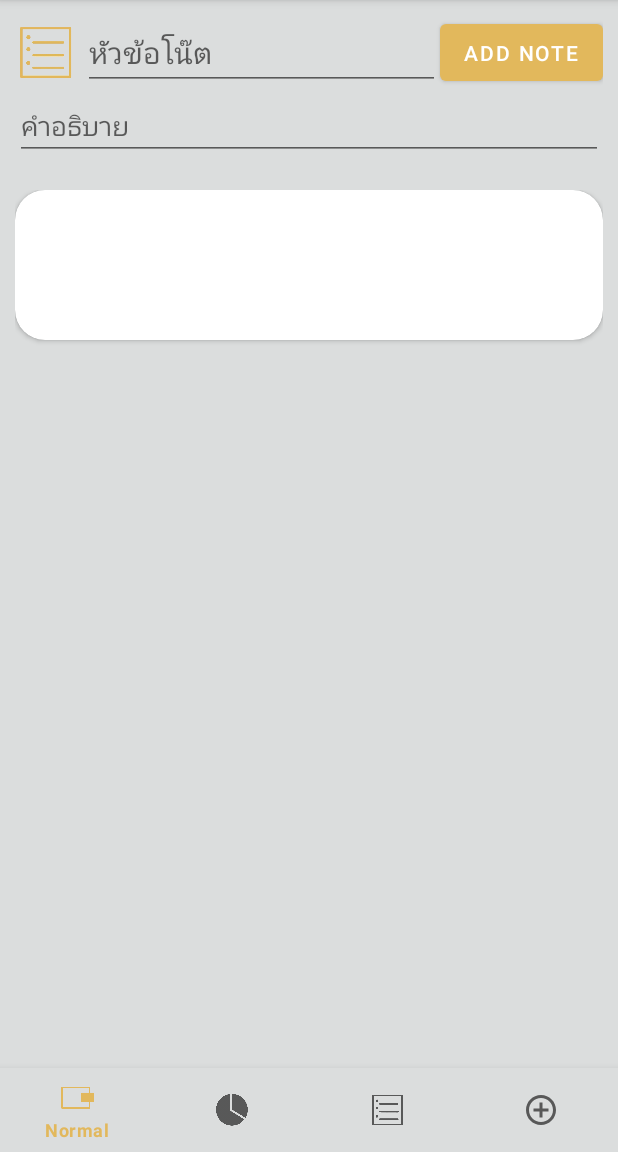
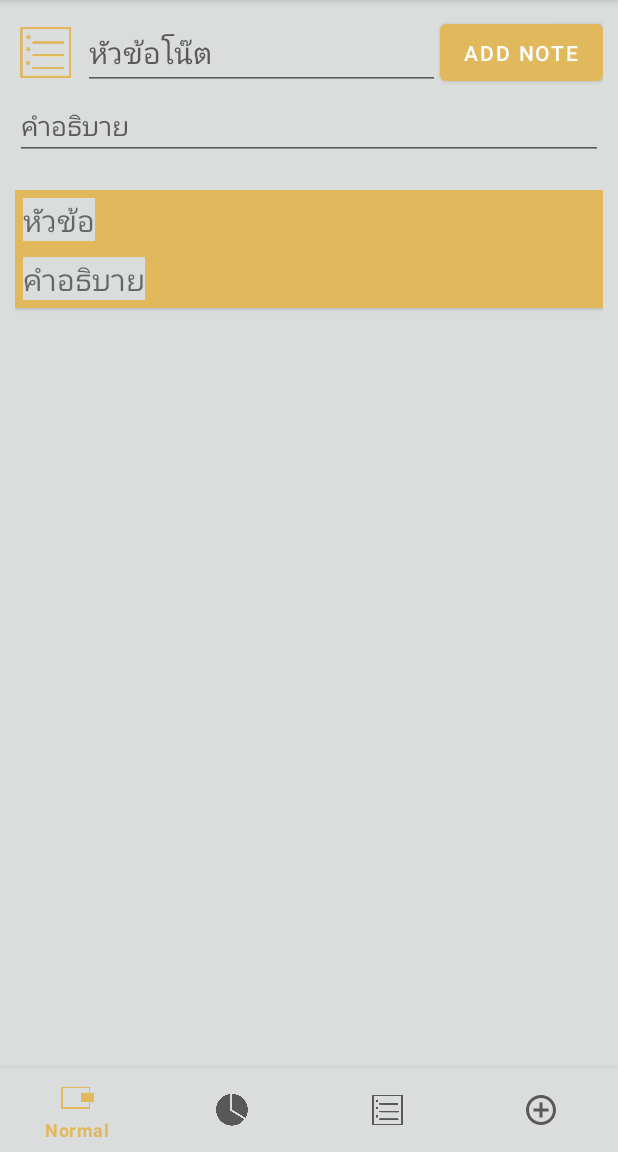
Before and after one commit to FairyFay404/AOMTANG, an Android app: the note screen opened through its navigation route, after a tap on "ADD NOTE", on a phone screen of 412 x 824 dp, the part 84-1236 px from its top. Run offline under Robolectric (Android 15) with nearby library versions, the phone set to English and light mode, and no system bars; our stand-ins replace navigation-ui.

Commit message:
Update before set firebase

```diff
--- /dev/null
+++ b/app/src/main/java/com/example/appaomtang/Normal_data.kt
@@ -0,0 +1,6 @@
+package com.example.appaomtang
+
+import android.app.DatePickerDialog
+import android.widget.Spinner
+
+data class normal_data(val money:String, val typepay:String, val notewrite:String, val dateselect: String)
--- a/app/src/main/java/com/example/appaomtang/normal.kt
+++ b/app/src/main/java/com/example/appaomtang/normal.kt
@@ -32,6 +32,11 @@ class normal : Fragment() {
                     var spin:Spinner=view.findViewById(R.id.spinner)
                     spin.adapter=adapter
                 }
+        /*
+        val recyclerView = view.findViewById<RecyclerView>(R.id.recycle_2)
+
+        recyclerView.adapter = NoteRecycleAdapter(value)
+        recyclerView.layoutManager = LinearLayoutManager(activity)*/
     }
 
     override fun onCreate(savedInstanceState: Bundle?) {
--- a/app/src/main/java/com/example/appaomtang/note.kt
+++ b/app/src/main/java/com/example/appaomtang/note.kt
@@ -36,10 +36,10 @@ class note : Fragment() {
         val recyclerView = view.findViewById<RecyclerView>(R.id.recycle_1)
         buttoncreate.setOnClickListener {
             val recyclerView = view.findViewById<RecyclerView>(R.id.recycle_1)
-            list.add(Note_data(titleText.text.toString(), titleText.text.toString()))
+            list.add(Note_data(titleText.text.toString(), DescText.text.toString()))
             recyclerView.adapter = NoteRecycleAdapter(list)
             recyclerView.layoutManager = LinearLayoutManager(activity)
-            Toast.makeText(view.context,"บันทึกโน๊ตสำเร็จ"+titleText.text, Toast.LENGTH_SHORT).show()
+            Toast.makeText(view.context,"บันทึกโน๊ตสำเร็จ"/*+titleText.text*/, Toast.LENGTH_SHORT).show()
         }
 
         recyclerView.adapter = NoteRecycleAdapter(list)
--- a/app/src/main/res/layout/fragment_normal.xml
+++ b/app/src/main/res/layout/fragment_normal.xml
@@ -150,6 +150,7 @@
         app:layout_constraintVertical_bias="0.0" />
 
     <androidx.recyclerview.widget.RecyclerView
+        android:id="@+id/recycle_2"
         android:layout_width="410dp"
         android:layout_height="482dp"
         android:layout_marginTop="16dp"
--- a/app/src/main/res/layout/normallist.xml
+++ b/app/src/main/res/layout/normallist.xml
@@ -1,28 +1,60 @@
 <?xml version="1.0" encoding="utf-8"?>
 <androidx.cardview.widget.CardView xmlns:android="http://schemas.android.com/apk/res/android"
     android:layout_width="match_parent"
-    android:layout_height="100dp"
+    android:layout_height="wrap_content"
+    android:layout_marginBottom="5dp"
     xmlns:app="http://schemas.android.com/apk/res-auto"
-    app:cardCornerRadius="20dp">
+    app:cardCornerRadius="0dp"
+    >
     <LinearLayout
-    xmlns:android="http://schemas.android.com/apk/res/android" android:layout_width="match_parent"
+        android:layout_width="match_parent"
         android:id="@+id/rootiem"
         android:orientation="vertical"
-    android:layout_height="match_parent">
-
+        android:layout_height="match_parent"
+        android:background="#E2B85C"
+        >
+        <LinearLayout
+            android:layout_width="match_parent"
+            android:layout_height="match_parent"
+            android:orientation="horizontal"
+            >
+            <TextView
+                android:id="@+id/textViewhead"
+                android:layout_width="wrap_content"
+                android:layout_height="wrap_content"
+                android:textSize="20dp"
+                android:background="#DBDDDD"
+                android:layout_margin="5dp"
+                android:text="หัวข้อ" />
 
             <TextView
                 android:id="@+id/texttitle"
                 android:layout_width="match_parent"
                 android:layout_height="wrap_content"
                 android:textSize="20dp"
+                android:layout_margin="5dp"
                 android:text="Title" />
+        </LinearLayout>
+        <LinearLayout
+            android:layout_width="match_parent"
+            android:layout_height="match_parent"
+            android:orientation="horizontal">
+            <TextView
+                android:id="@+id/textViewdesr"
+                android:layout_width="wrap_content"
+                android:layout_height="wrap_content"
+                android:textSize="20dp"
+                android:background="#DBDDDD"
+                android:layout_margin="5dp"
+                android:text="คำอธิบาย" />
 
             <TextView
                 android:id="@+id/textdesription"
                 android:layout_width="match_parent"
                 android:layout_height="wrap_content"
+                android:layout_margin="5dp"
                 android:textSize="20dp"
                 android:text="Description" />
         </LinearLayout>
+    </LinearLayout>
 </androidx.cardview.widget.CardView>
```
Also changed, not shown: app/src/main/java/com/example/appaomtang/NormalRecycleAdapter.kt (added, +39 -0 lines), app/src/main/java/com/example/appaomtang/report.kt (+53 -11 lines), app/src/main/res/layout/fragment_report.xml (+9 -15 lines), app/src/main/res/layout/normalpaylist.xml (added, +101 -0 lines). Lines whose indentation alone changed are shown as unchanged.
